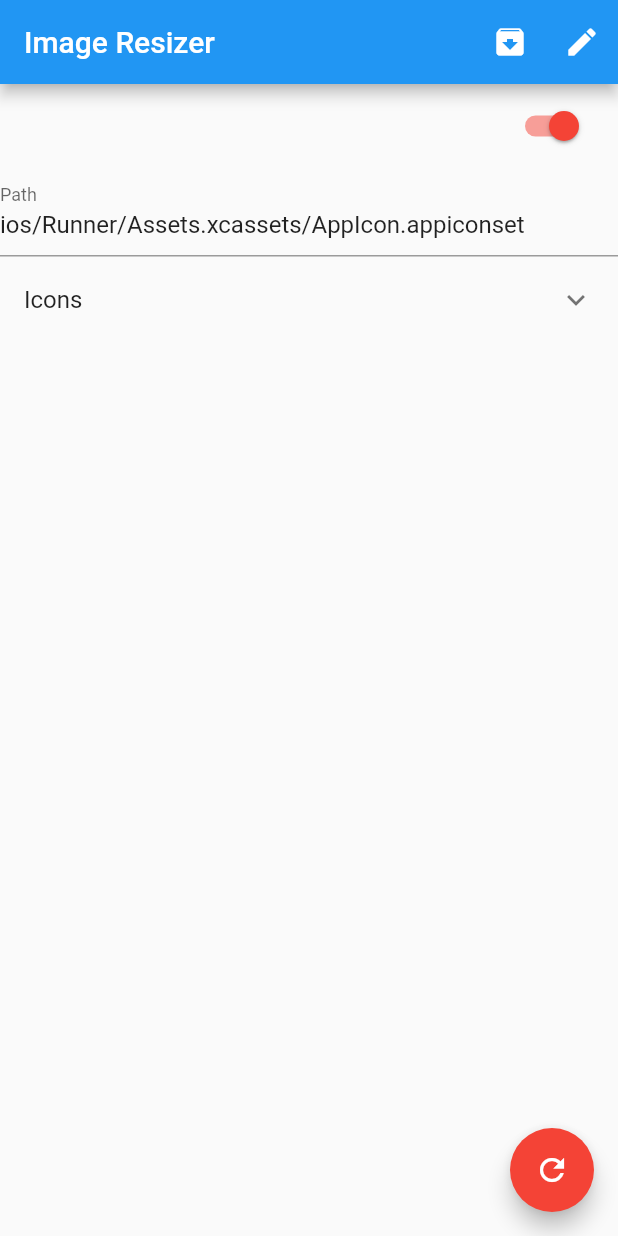
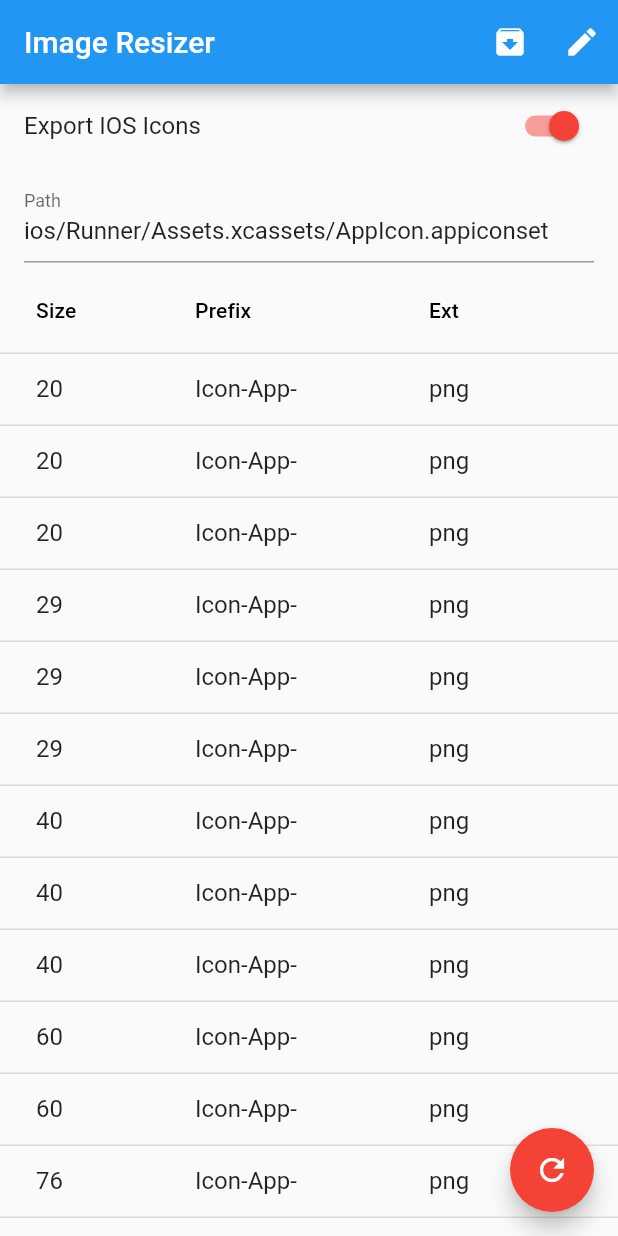
Before and after one commit to rodydavis/image_resizer, a Flutter app: the screen it shows after launch, on a phone screen of 412 x 824 dp. Run offline on Flutter 3.47's test engine with Material 2 defaults, Android fonts, the light colour scheme and no system bars; missing offline and left inert: universal_html; statements that could not run were skipped.

Commit message:
ios icons

```diff
--- a/example/lib/main.dart
+++ b/example/lib/main.dart
@@ -249,7 +249,8 @@ class _HomeScreenState extends State<HomeScreen> {
           ),
         ],
       ),
-      body: _isEditing ? _buildEditingView() : _buildFilePreview(),
+      // body: _isEditing ? _buildEditingView() : _buildFilePreview(),
+      body: _buildEditingView(),
       floatingActionButton: FloatingActionButton(
         onPressed: _refresh,
         tooltip: 'Generate Icons',
@@ -263,7 +264,11 @@ class _HomeScreenState extends State<HomeScreen> {
       child: ListView(
         children: <Widget>[
           _buildSection(
+            'IOS',
             _exportIos,
+            (val) {
+              if (mounted) setState(() => _exportIos = val);
+            },
             _iosPath,
             _iosIcons,
           ),
@@ -272,19 +277,21 @@ class _HomeScreenState extends State<HomeScreen> {
     );
   }
 
-  Widget _buildSection(bool toggle, String path, List<IconTemplate> icons) {
+  Widget _buildSection(String name, bool toggle, ValueChanged<bool> onChanged,
+      String path, List<IconTemplate> icons) {
     return Column(
+      mainAxisSize: MainAxisSize.min,
+      crossAxisAlignment: CrossAxisAlignment.start,
+      mainAxisAlignment: MainAxisAlignment.start,
       children: [
         SwitchListTile(
+          title: Text('Export $name Icons'),
           value: toggle,
-          onChanged: (val) {
-            if (mounted)
-              setState(() {
-                toggle = val;
-              });
-          },
+          onChanged: onChanged,
         ),
-        TextFormField(
+        if (toggle) ...[
+          ListTile(
+            title: TextFormField(
               decoration: InputDecoration(
                 labelText: 'Path',
               ),
@@ -296,13 +303,27 @@ class _HomeScreenState extends State<HomeScreen> {
                   });
               },
             ),
-        ExpansionTile(
-          title: Text('Icons'),
-          children: <Widget>[
+          ),
+          DataTable(
+            columns: [
+              DataColumn(label: Text('Size')),
+              if (icons is List<IosIcon>) ...[
+                DataColumn(label: Text('Prefix')),
+                DataColumn(label: Text('Ext')),
+                DataColumn(label: Text('Scale')),
+                DataColumn(label: Text('Point5')),
+              ],
+              DataColumn(label: Text('Delete')),
+            ],
+            rows: [
               for (var i = 0; i < icons.length; i++) ...[
-              TextFormField(
-                decoration: InputDecoration(
-                  labelText: 'Size',
+                DataRow(cells: [
+                  DataCell(
+                    SizedBox(
+                      width: 50,
+                      child: TextFormField(
+                        decoration: InputDecoration.collapsed(
+                          hintText: 'Size',
                         ),
                         initialValue: icons[i].size.toString(),
                         onChanged: (val) {
@@ -327,8 +348,94 @@ class _HomeScreenState extends State<HomeScreen> {
                           } catch (e) {}
                         },
                       ),
-              if (icons is List<IosIcon>) ...[],
+                    ),
+                  ),
+                  if (icons is List<IosIcon>) ...[
+                    DataCell(
+                      SizedBox(
+                        width: 100,
+                        child: TextFormField(
+                          decoration: InputDecoration.collapsed(
+                            hintText: 'Prefix',
+                          ),
+                          initialValue: icons[i].prefix,
+                          onChanged: (val) {
+                            try {
+                              if (mounted)
+                                setState(() {
+                                  icons[i] = icons[i].copyWith(prefix: val);
+                                });
+                            } catch (e) {}
+                          },
+                        ),
+                      ),
+                    ),
+                    DataCell(
+                      SizedBox(
+                        width: 100,
+                        child: TextFormField(
+                          decoration: InputDecoration.collapsed(
+                            hintText: 'Ext',
+                          ),
+                          initialValue: icons[i].ext,
+                          onChanged: (val) {
+                            try {
+                              if (mounted)
+                                setState(() {
+                                  icons[i] = icons[i].copyWith(ext: val);
+                                });
+                            } catch (e) {}
+                          },
+                        ),
+                      ),
+                    ),
+                    DataCell(
+                      SizedBox(
+                        width: 100,
+                        child: TextFormField(
+                          decoration: InputDecoration.collapsed(
+                            hintText: 'Scale',
+                          ),
+                          initialValue: icons[i].scale.toString(),
+                          onChanged: (val) {
+                            try {
+                              if (mounted)
+                                setState(() {
+                                  final _value = int.tryParse(val);
+                                  icons[i] = icons[i].copyWith(scale: _value);
+                                });
+                            } catch (e) {}
+                          },
+                        ),
+                      ),
+                    ),
+                    DataCell(
+                      Switch(
+                        value: icons[i].point5,
+                        onChanged: (val) {
+                          if (mounted)
+                            setState(() {
+                              icons[i] = icons[i].copyWith(point5: val);
+                            });
+                        },
+                      ),
+                    ),
+                    DataCell(
+                      IconButton(
+                        icon: Icon(Icons.delete),
+                        onPressed: () {
+                          if (mounted)
+                            setState(() {
+                              icons.removeAt(i);
+                            });
+                        },
+                      ),
+                    ),
                   ],
+                ]),
+              ],
+            ],
+          ),
           FlatButton(
             child: Text('Add Icon'),
             onPressed: () {
@@ -370,7 +477,6 @@ class _HomeScreenState extends State<HomeScreen> {
             },
           ),
         ],
-        ),
       ],
     );
   }
--- a/lib/src/template.dart
+++ b/lib/src/template.dart
@@ -84,7 +84,6 @@ class IosIcon extends IconTemplate {
   final bool point5;
 
   IosIcon copyWith({
-    String name,
     int size,
     String prefix,
     int scale,
```
Also changed, not shown: 3 other files. Lines whose indentation alone changed are shown as unchanged.
